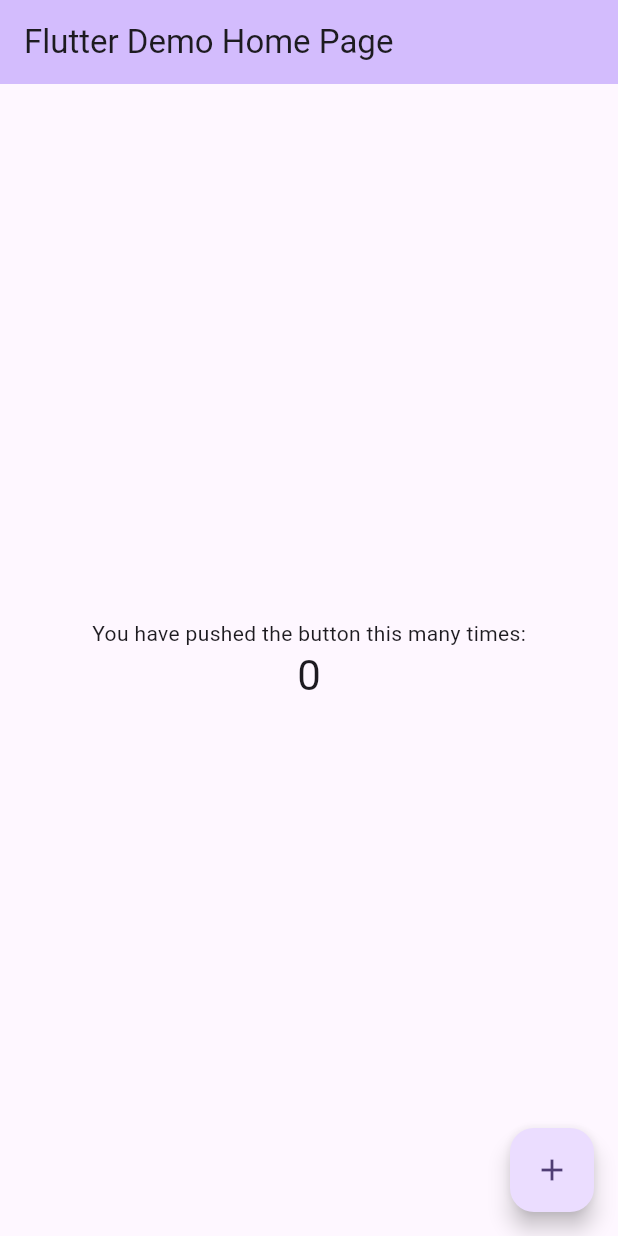
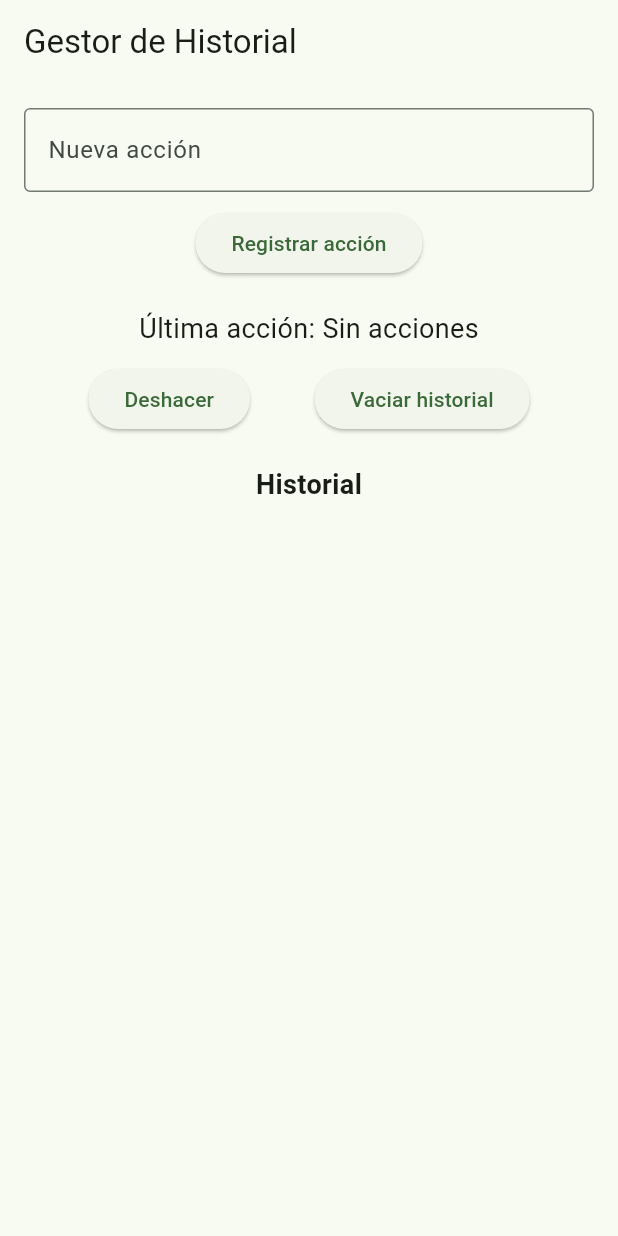
Before and after one commit to jona-campos/LabPilas, a Flutter app: the screen it shows after launch, on a phone screen of 412 x 824 dp. Run offline on Flutter 3.47's test engine with Material 3 defaults, Android fonts, the light colour scheme and no system bars.

Commit message:
Historial falta estilo

```diff
--- a/lib/main.dart
+++ b/lib/main.dart
@@ -1,4 +1,5 @@
 import 'package:flutter/material.dart';
+import 'screens/historial_screen.dart';
 
 void main() {
   runApp(const MyApp());
@@ -7,117 +8,16 @@ void main() {
 class MyApp extends StatelessWidget {
   const MyApp({super.key});
 
-  // This widget is the root of your application.
   @override
   Widget build(BuildContext context) {
     return MaterialApp(
-      title: 'Flutter Demo',
+      title: 'Historial Acciones',
+      debugShowCheckedModeBanner: false,
       theme: ThemeData(
-        // This is the theme of your application.
-        //
-        // TRY THIS: Try running your application with "flutter run". You'll see
-        // the application has a purple toolbar. Then, without quitting the app,
-        // try changing the seedColor in the colorScheme below to Colors.green
-        // and then invoke "hot reload" (save your changes or press the "hot
-        // reload" button in a Flutter-supported IDE, or press "r" if you used
-        // the command line to start the app).
-        //
-        // Notice that the counter didn't reset back to zero; the application
-        // state is not lost during the reload. To reset the state, use hot
-        // restart instead.
-        //
-        // This works for code too, not just values: Most code changes can be
-        // tested with just a hot reload.
-        colorScheme: .fromSeed(seedColor: Colors.deepPurple),
+        useMaterial3: true,
+        colorSchemeSeed: Colors.green,
       ),
-      home: const MyHomePage(title: 'Flutter Demo Home Page'),
+      home: HistorialScreen(),
     );
   }
 }
-
-class MyHomePage extends StatefulWidget {
-  const MyHomePage({super.key, required this.title});
-
-  // This widget is the home page of your application. It is stateful, meaning
-  // that it has a State object (defined below) that contains fields that affect
-  // how it looks.
-
-  // This class is the configuration for the state. It holds the values (in this
-  // case the title) provided by the parent (in this case the App widget) and
-  // used by the build method of the State. Fields in a Widget subclass are
-  // always marked "final".
-
-  final String title;
-
-  @override
-  State<MyHomePage> createState() => _MyHomePageState();
-}
-
-class _MyHomePageState extends State<MyHomePage> {
-  int _counter = 0;
-
-  void _incrementCounter() {
-    setState(() {
-      // This call to setState tells the Flutter framework that something has
-      // changed in this State, which causes it to rerun the build method below
-      // so that the display can reflect the updated values. If we changed
-      // _counter without calling setState(), then the build method would not be
-      // called again, and so nothing would appear to happen.
-      _counter++;
-    });
-  }
-
-  //hola
-  @override
-  Widget build(BuildContext context) {
-    // This method is rerun every time setState is called, for instance as done
-    // by the _incrementCounter method above.
-    //
-    // The Flutter framework has been optimized to make rerunning build methods
-    // fast, so that you can just rebuild anything that needs updating rather
-    // than having to individually change instances of widgets.
-    return Scaffold(
-      appBar: AppBar(
-        // TRY THIS: Try changing the color here to a specific color (to
-        // Colors.amber, perhaps?) and trigger a hot reload to see the AppBar
-        // change color while the other colors stay the same.
-        backgroundColor: Theme.of(context).colorScheme.inversePrimary,
-        // Here we take the value from the MyHomePage object that was created by
-        // the App.build method, and use it to set our appbar title.
-        title: Text(widget.title),
-      ),
-      body: Center(
-        // Center is a layout widget. It takes a single child and positions it
-        // in the middle of the parent.
-        child: Column(
-          // Column is also a layout widget. It takes a list of children and
-          // arranges them vertically. By default, it sizes itself to fit its
-          // children horizontally, and tries to be as tall as its parent.
-          //
-          // Column has various properties to control how it sizes itself and
-          // how it positions its children. Here we use mainAxisAlignment to
-          // center the children vertically; the main axis here is the vertical
-          // axis because Columns are vertical (the cross axis would be
-          // horizontal).
-          //
-          // TRY THIS: Invoke "debug painting" (choose the "Toggle Debug Paint"
-          // action in the IDE, or press "p" in the console), to see the
-          // wireframe for each widget.
-          mainAxisAlignment: .center,
-          children: [
-            const Text('You have pushed the button this many times:'),
-            Text(
-              '$_counter',
-              style: Theme.of(context).textTheme.headlineMedium,
-            ),
-          ],
-        ),
-      ),
-      floatingActionButton: FloatingActionButton(
-        onPressed: _incrementCounter,
-        tooltip: 'Increment',
-        child: const Icon(Icons.add),
-      ),
-    );
-  }
-}
--- /dev/null
+++ b/lib/models/accion.dart
@@ -0,0 +1,6 @@
+class Accion {
+  final String descripcion;
+  final DateTime fecha;
+
+  Accion(this.descripcion) : fecha = DateTime.now();
+}
--- a/lib/models/pilas.dart
+++ b/lib/models/pilas.dart
@@ -0,0 +1,28 @@
+import '../models/accion.dart';
+
+class PilaService {
+
+  final List<Accion> _pila = [];
+
+  void push(String descripcion) {
+    _pila.add(Accion(descripcion));
+  }
+
+  Accion? pop() {
+    if (_pila.isEmpty) return null;
+    return _pila.removeLast();
+  }
+
+  Accion? peek() {
+    if (_pila.isEmpty) return null;
+    return _pila.last;
+  }
+
+  List<Accion> historial() {
+    return List.from(_pila.reversed);
+  }
+
+  void clear() {
+    _pila.clear();
+  }
+}
--- a/lib/screens/historial_screen.dart
+++ b/lib/screens/historial_screen.dart
@@ -0,0 +1,101 @@
+import 'package:flutter/material.dart';
+import '../models/pilas.dart';
+import '../widget/action_input.dart';
+
+class HistorialScreen extends StatefulWidget {
+  const HistorialScreen({super.key});
+
+  @override
+  State<HistorialScreen> createState() => _HistorialScreenState();
+}
+
+class _HistorialScreenState extends State<HistorialScreen> {
+
+  final PilaService pila = PilaService();
+  final TextEditingController controller = TextEditingController();
+
+  void registrar() {
+    if (controller.text.isNotEmpty) {
+      setState(() {
+        pila.push(controller.text);
+        controller.clear();
+      });
+    }
+  }
+
+  void deshacer() {
+    setState(() {
+      pila.pop();
+    });
+  }
+
+  void limpiar() {
+    setState(() {
+      pila.clear();
+    });
+  }
+
+  @override
+  Widget build(BuildContext context) {
+
+    final historial = pila.historial();
+    final ultima = pila.peek();
+
+    return Scaffold(
+      appBar: AppBar(title: const Text("Gestor de Historial")),
+      body: Padding(
+        padding: const EdgeInsets.all(16),
+        child: Column(
+          children: [
+
+            ActionInput(
+              controller: controller,
+              onAdd: registrar,
+            ),
+
+            const SizedBox(height: 20),
+
+            Text(
+              "Última acción: ${ultima?.descripcion ?? "Sin acciones"}",
+              style: const TextStyle(fontSize: 18),
+            ),
+
+            const SizedBox(height: 10),
+
+            Row(
+              mainAxisAlignment: MainAxisAlignment.spaceEvenly,
+              children: [
+                ElevatedButton(
+                  onPressed: deshacer,
+                  child: const Text("Deshacer"),
+                ),
+                ElevatedButton(
+                  onPressed: limpiar,
+                  child: const Text("Vaciar historial"),
+                ),
+              ],
+            ),
+
+            const SizedBox(height: 20),
+
+            const Text(
+              "Historial",
+              style: TextStyle(fontSize: 18, fontWeight: FontWeight.bold),
+            ),
+
+            Expanded(
+              child: ListView.builder(
+                itemCount: historial.length,
+                itemBuilder: (context, index) {
+                  return ListTile(
+                    title: Text(historial[index].descripcion),
+                  );
+                },
+              ),
+            ),
+          ],
+        ),
+      ),
+    );
+  }
+}
--- /dev/null
+++ b/lib/widget/action_input.dart
@@ -0,0 +1,33 @@
+import 'package:flutter/material.dart';
+
+class ActionInput extends StatelessWidget {
+
+  final TextEditingController controller;
+  final VoidCallback onAdd;
+
+  const ActionInput({
+    super.key,
+    required this.controller,
+    required this.onAdd,
+  });
+
+  @override
+  Widget build(BuildContext context) {
+    return Column(
+      children: [
+        TextField(
+          controller: controller,
+          decoration: const InputDecoration(
+            labelText: "Nueva acción",
+            border: OutlineInputBorder(),
+          ),
+        ),
+        const SizedBox(height: 10),
+        ElevatedButton(
+          onPressed: onAdd,
+          child: const Text("Registrar acción"),
+        ),
+      ],
+    );
+  }
+}
--- a/pubspec.yaml
+++ b/pubspec.yaml
@@ -19,7 +19,7 @@ publish_to: 'none' # Remove this line if you wish to publish to pub.dev
 version: 1.0.0+1
 
 environment:
-  sdk: ^3.11.1
+  sdk: ^3.11.0
 
 # Dependencies specify other packages that your package needs in order to work.
 # To automatically upgrade your package dependencies to the latest versions
```
Also changed, not shown: lib/screens/home_screen.dart (+117 -0 lines), pubspec.lock.
